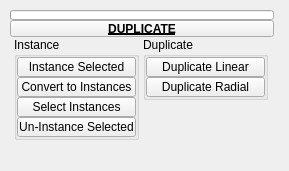
Before: the Qt Designer form tentacle/ui/uiLevel_3/duplicate.ui in m3trik/tentacle, drawn with Qt 5.
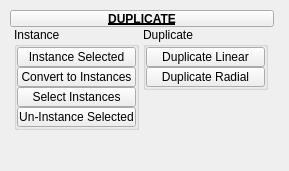
After: the same form once the commit is applied. Custom widgets are drawn as their Qt base class.

```diff
--- a/tentacle/ui/uiLevel_3/duplicate.ui
+++ b/tentacle/ui/uiLevel_3/duplicate.ui
@@ -88,35 +88,7 @@
      <property name="spacing">
       <number>0</number>
      </property>
-     <item row="0" column="1" colspan="2">
-      <widget class="ProgressBar" name="progressBar">
-       <property name="sizePolicy">
-        <sizepolicy hsizetype="Ignored" vsizetype="Fixed">
-         <horstretch>0</horstretch>
-         <verstretch>0</verstretch>
-        </sizepolicy>
-       </property>
-       <property name="minimumSize">
-        <size>
-         <width>0</width>
-         <height>10</height>
-        </size>
-       </property>
-       <property name="maximumSize">
-        <size>
-         <width>16777215</width>
-         <height>10</height>
-        </size>
-       </property>
-       <property name="value">
-        <number>0</number>
-       </property>
-       <property name="textVisible">
-        <bool>false</bool>
-       </property>
-      </widget>
-     </item>
-     <item row="2" column="1" colspan="2">
+     <item row="1" column="1" colspan="2">
       <layout class="QHBoxLayout" name="horizontalLayout">
        <item>
         <layout class="QVBoxLayout" name="verticalLayout">
@@ -472,7 +444,7 @@
        </item>
       </layout>
      </item>
-     <item row="1" column="1" colspan="2">
+     <item row="0" column="1" colspan="2">
       <widget class="PushButtonDraggable" name="draggable_header">
        <property name="minimumSize">
         <size>
@@ -511,11 +483,6 @@
    <extends>QPushButton</extends>
    <header>widgets.pushbuttondraggable.h</header>
   </customwidget>
-  <customwidget>
-   <class>ProgressBar</class>
-   <extends>QProgressBar</extends>
-   <header>widgets.progressbar.h</header>
-  </customwidget>
  </customwidgets>
  <resources/>
  <connections/>
```
